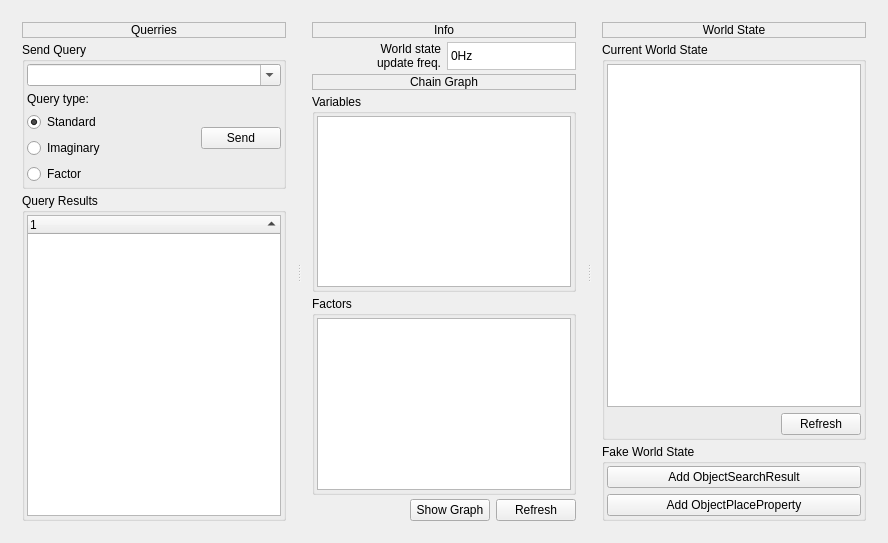
marc-hanheide/cogx, file subarchitectures/conceptual.sa/branches/avs-iros11/src/c++/conceptual/components/Tester/ConceptualWidget/ConceptualWidget.ui: the form before one commit.
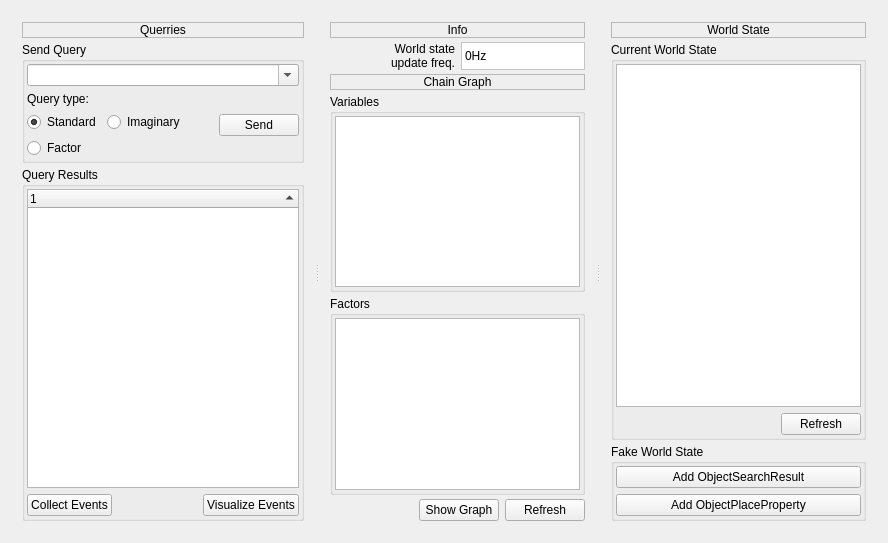
The form after the commit. Icons and pictures are not drawn.

What changed in the file:
```diff
--- a/subarchitectures/conceptual.sa/branches/avs-iros11/src/c++/conceptual/components/Tester/ConceptualWidget/ConceptualWidget.ui
+++ b/subarchitectures/conceptual.sa/branches/avs-iros11/src/c++/conceptual/components/Tester/ConceptualWidget/ConceptualWidget.ui
@@ -66,15 +66,15 @@
           <item>
            <layout class="QHBoxLayout" name="horizontalLayout">
             <item>
-             <layout class="QVBoxLayout" name="verticalLayout_8">
-              <item>
+             <layout class="QGridLayout" name="gridLayout">
+              <item row="0" column="0">
                <widget class="QLabel" name="label">
                 <property name="text">
                  <string>Query type:</string>
                 </property>
                </widget>
               </item>
-              <item>
+              <item row="1" column="0">
                <widget class="QRadioButton" name="standardQueryRadioButton">
                 <property name="text">
                  <string>Standard</string>
@@ -84,20 +84,20 @@
                 </property>
                </widget>
               </item>
-              <item>
-               <widget class="QRadioButton" name="imaginaryQueryRadioButton">
-                <property name="text">
-                 <string>Imaginary</string>
-                </property>
-               </widget>
-              </item>
-              <item>
+              <item row="2" column="0">
                <widget class="QRadioButton" name="factorQueryRadioButton">
                 <property name="text">
                  <string>Factor</string>
                 </property>
                </widget>
               </item>
+              <item row="1" column="1">
+               <widget class="QRadioButton" name="imaginaryQueryRadioButton">
+                <property name="text">
+                 <string>Imaginary</string>
+                </property>
+               </widget>
+              </item>
              </layout>
             </item>
             <item>
@@ -155,8 +155,55 @@
             <property name="allColumnsShowFocus">
              <bool>true</bool>
             </property>
+            <column>
+             <property name="text">
+              <string notr="true">1</string>
+             </property>
+            </column>
            </widget>
           </item>
+          <item>
+           <layout class="QHBoxLayout" name="horizontalLayout_2">
+            <item>
+             <widget class="QPushButton" name="collectButton">
+              <property name="text">
+               <string>Collect Events</string>
+              </property>
+              <property name="icon">
+               <iconset resource="../resources.qrc">
+                <normaloff>:/icons/icons/repoadd.png</normaloff>:/icons/icons/repoadd.png</iconset>
+              </property>
+              <property name="checkable">
+               <bool>true</bool>
+              </property>
+             </widget>
+            </item>
+            <item>
+             <spacer name="horizontalSpacer_2">
+              <property name="orientation">
+               <enum>Qt::Horizontal</enum>
+              </property>
+              <property name="sizeHint" stdset="0">
+               <size>
+                <width>40</width>
+                <height>20</height>
+               </size>
+              </property>
+             </spacer>
+            </item>
+            <item>
+             <widget class="QPushButton" name="visualizeButton">
+              <property name="text">
+               <string>Visualize Events</string>
+              </property>
+              <property name="icon">
+               <iconset resource="../resources.qrc">
+                <normaloff>:/icons/icons/nepomuk.png</normaloff>:/icons/icons/nepomuk.png</iconset>
+              </property>
+             </widget>
+            </item>
+           </layout>
+          </item>
          </layout>
         </widget>
        </item>
```
